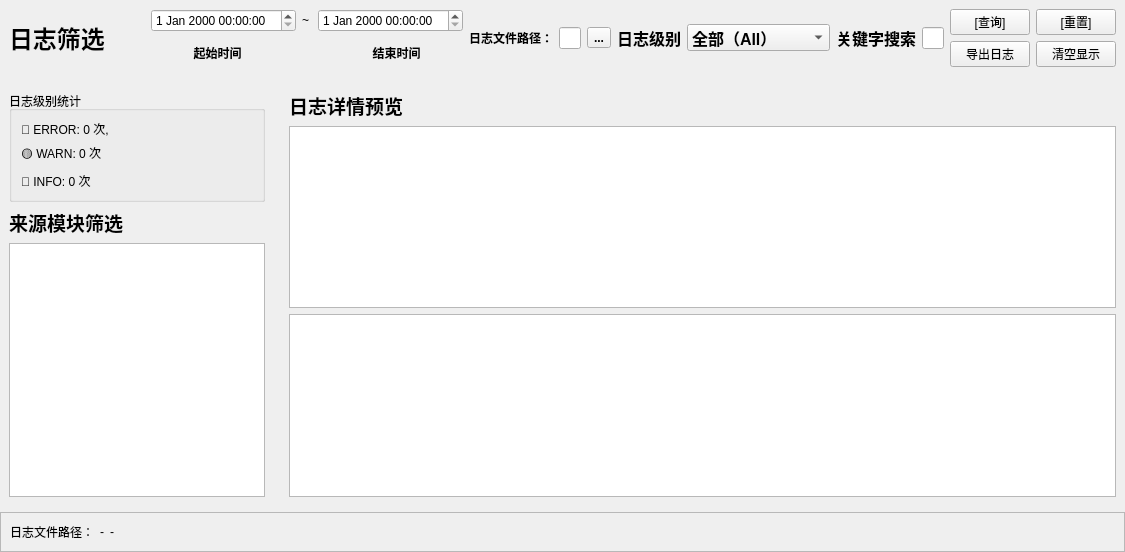
Old version of the form ui/pages/LogPage.ui in the repository MikeSmith-one/Data_acquisition_and_analysis_system.
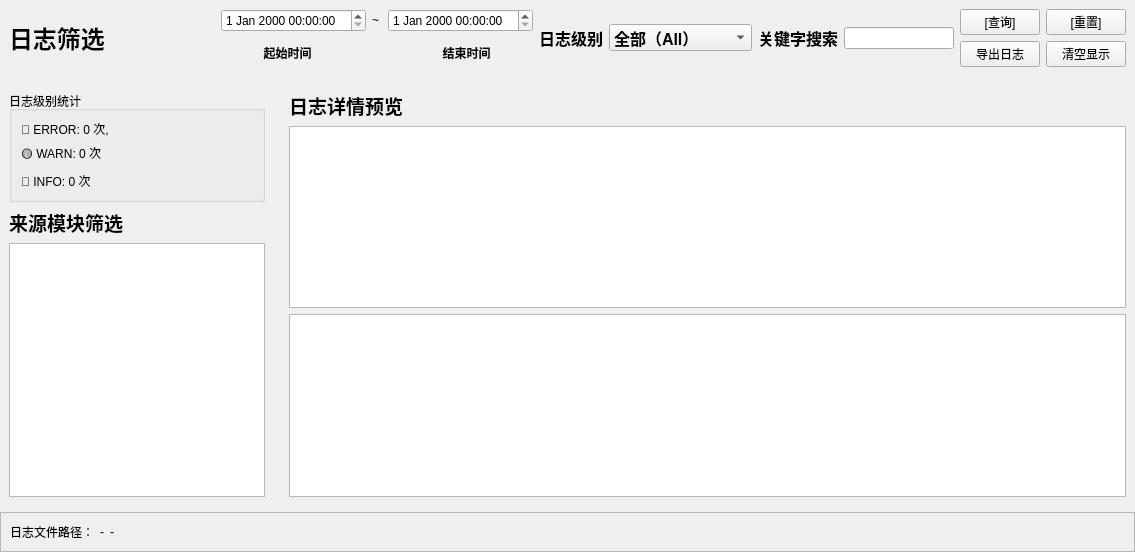
New version of the form.

Diff of the .ui file:
```diff
--- a/ui/pages/LogPage.ui
+++ b/ui/pages/LogPage.ui
@@ -6,7 +6,7 @@
    <rect>
     <x>0</x>
     <y>0</y>
-    <width>987</width>
+    <width>1135</width>
     <height>552</height>
    </rect>
   </property>
@@ -162,33 +162,6 @@
         </item>
        </layout>
       </item>
-      <item>
-       <widget class="QLabel" name="label_5">
-        <property name="font">
-         <font>
-          <bold>true</bold>
-         </font>
-        </property>
-        <property name="text">
-         <string>日志文件路径：</string>
-        </property>
-       </widget>
-      </item>
-      <item>
-       <widget class="QLineEdit" name="lineEdit"/>
-      </item>
-      <item>
-       <widget class="QToolButton" name="toolButton">
-        <property name="font">
-         <font>
-          <bold>true</bold>
-         </font>
-        </property>
-        <property name="text">
-         <string>...</string>
-        </property>
-       </widget>
-      </item>
       <item>
        <widget class="QLabel" name="label_4">
         <property name="font">
```
